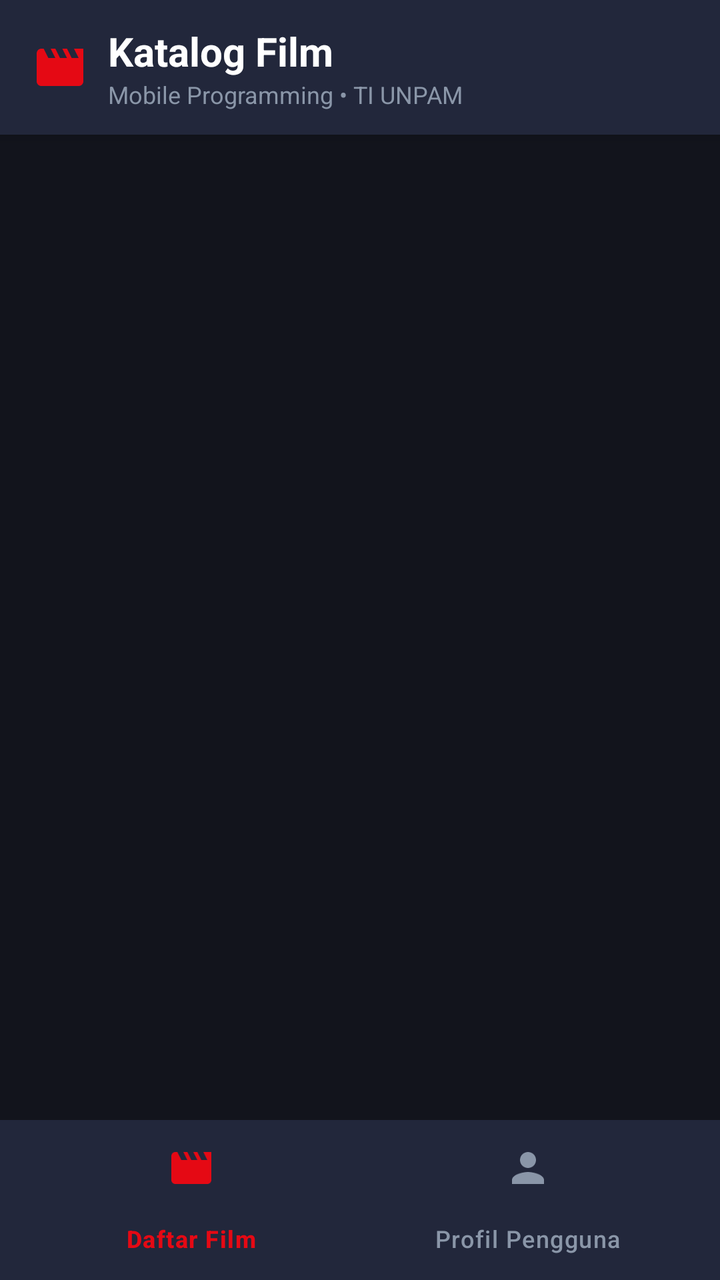
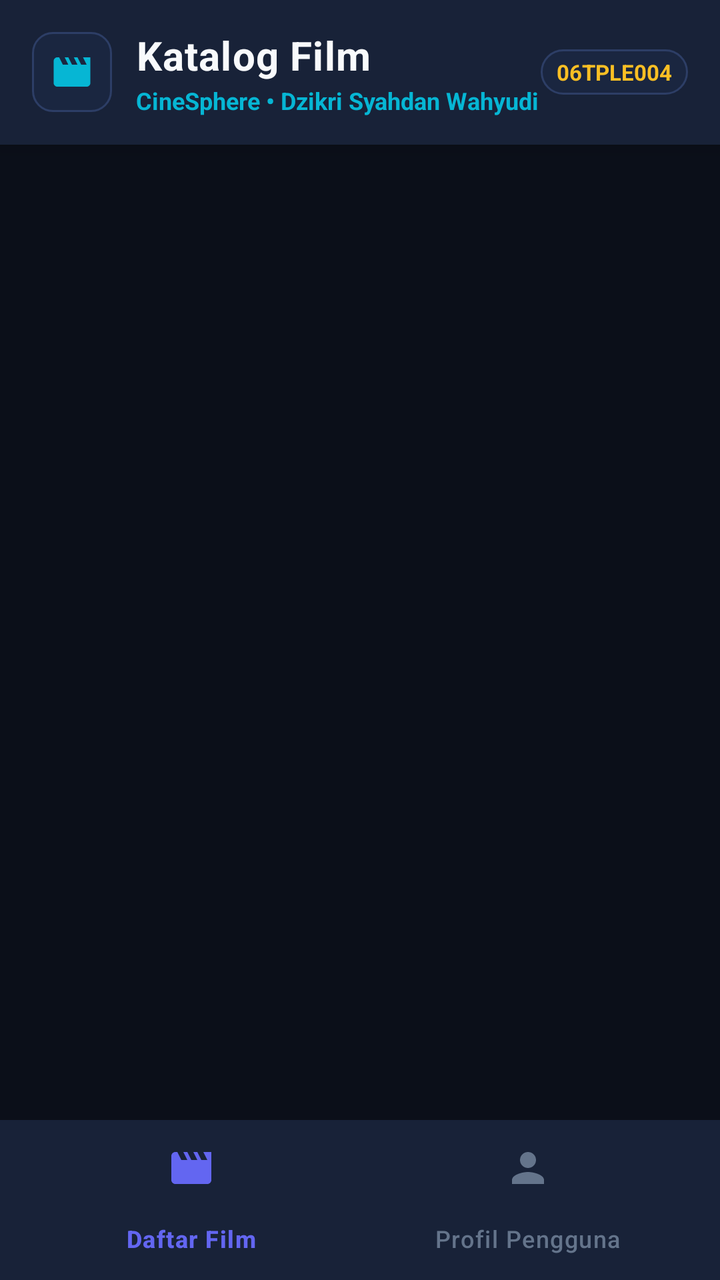

Compare the two renders of this Android layout. The source of the first and the diff that turns it into the second are given below.
<!-- AndroidManifest.xml: activity theme Theme.MyApplication -->
<!-- res/layout/activity_main.xml -->
<?xml version="1.0" encoding="utf-8"?>
<androidx.constraintlayout.widget.ConstraintLayout xmlns:android="http://schemas.android.com/apk/res/android"
    xmlns:app="http://schemas.android.com/apk/res-auto"
    xmlns:tools="http://schemas.android.com/tools"
    android:layout_width="match_parent"
    android:layout_height="match_parent"
    android:background="@color/cinema_dark">

    
    <LinearLayout
        android:id="@+id/layout_header"
        android:layout_width="0dp"
        android:layout_height="wrap_content"
        android:background="@color/cinema_surface"
        android:elevation="4dp"
        android:orientation="vertical"
        android:paddingHorizontal="16dp"
        android:paddingTop="12dp"
        android:paddingBottom="12dp"
        app:layout_constraintEnd_toEndOf="parent"
        app:layout_constraintStart_toStartOf="parent"
        app:layout_constraintTop_toTopOf="parent">

        <LinearLayout
            android:layout_width="match_parent"
            android:layout_height="wrap_content"
            android:gravity="center_vertical"
            android:orientation="horizontal">

            <ImageView
                android:layout_width="28dp"
                android:layout_height="28dp"
                android:layout_marginEnd="10dp"
                android:contentDescription="@string/app_name"
                android:src="@drawable/ic_movie"
                app:tint="@color/primary" />

            <LinearLayout
                android:layout_width="0dp"
                android:layout_height="wrap_content"
                android:layout_weight="1"
                android:orientation="vertical">

                <TextView
                    android:id="@+id/tv_header_title"
                    android:layout_width="wrap_content"
                    android:layout_height="wrap_content"
                    android:text="@string/app_name"
                    android:textColor="@color/text_primary"
                    android:textSize="20sp"
                    android:textStyle="bold" />

                <TextView
                    android:id="@+id/tv_header_subtitle"
                    android:layout_width="wrap_content"
                    android:layout_height="wrap_content"
                    android:text="Mobile Programming • TI UNPAM"
                    android:textColor="@color/text_muted"
                    android:textSize="12sp" />
            </LinearLayout>

        </LinearLayout>
    </LinearLayout>

    
    <FrameLayout
        android:id="@+id/fragment_container"
        android:layout_width="0dp"
        android:layout_height="0dp"
        app:layout_constraintBottom_toTopOf="@+id/bottom_nav"
        app:layout_constraintEnd_toEndOf="parent"
        app:layout_constraintStart_toStartOf="parent"
        app:layout_constraintTop_toBottomOf="@+id/layout_header" />

    
    <com.google.android.material.bottomnavigation.BottomNavigationView
        android:id="@+id/bottom_nav"
        android:layout_width="0dp"
        android:layout_height="wrap_content"
        android:background="@color/cinema_surface"
        app:elevation="8dp"
        app:itemIconTint="@color/selector_nav_color"
        app:itemTextColor="@color/selector_nav_color"
        app:layout_constraintBottom_toBottomOf="parent"
        app:layout_constraintEnd_toEndOf="parent"
        app:layout_constraintStart_toStartOf="parent"
        app:menu="@menu/bottom_nav_menu" />

</androidx.constraintlayout.widget.ConstraintLayout>
<!-- resources referenced by this layout -->
<resources>
  <color name="cinema_dark">#12141C</color>
  <color name="cinema_surface">#22273B</color>
  <color name="primary">#E50914</color>
  <color name="text_muted">#8A96A8</color>
  <color name="text_primary">#FFFFFF</color>
  <!-- drawable ic_movie (drawable) -->
  <vector xmlns:android="http://schemas.android.com/apk/res/android"
      android:width="24dp"
      android:height="24dp"
      android:viewportWidth="24"
      android:viewportHeight="24">
      <path
          android:fillColor="#FFFFFFFF"
          android:pathData="M18,4l2,4h-3l-2,-4h-2l2,4h-3l-2,-4H8l2,4H7L5,4H4c-1.1,0 -1.99,0.9 -1.99,2L2,18c0,1.1 0.9,2 2,2h16c1.1,0 2,-0.9 2,-2V4h-4z"/>
  </vector>
  <string name="app_name">Katalog Film</string>
  <style name="Theme.MyApplication" parent="Theme.Material3.Dark.NoActionBar">
          <item name="colorPrimary">@color/primary</item>
          <item name="colorOnPrimary">@color/on_primary</item>
          <item name="colorSecondary">@color/secondary</item>
          <item name="android:windowBackground">@color/cinema_dark</item>
          <item name="android:statusBarColor">@color/cinema_dark</item>
          <item name="android:navigationBarColor">@color/cinema_dark</item>
      </style>
  <color name="on_primary">#FFFFFF</color>
  <color name="secondary">#FFC107</color>
</resources>

<!-- the commit's change to res/layout/activity_main.xml (unified diff, before → after) -->
@@ -12,11 +12,11 @@
         android:layout_width="0dp"
         android:layout_height="wrap_content"
         android:background="@color/cinema_surface"
-        android:elevation="4dp"
+        android:elevation="6dp"
         android:orientation="vertical"
         android:paddingHorizontal="16dp"
-        android:paddingTop="12dp"
-        android:paddingBottom="12dp"
+        android:paddingTop="14dp"
+        android:paddingBottom="14dp"
         app:layout_constraintEnd_toEndOf="parent"
         app:layout_constraintStart_toStartOf="parent"
         app:layout_constraintTop_toTopOf="parent">
@@ -27,13 +27,21 @@
             android:gravity="center_vertical"
             android:orientation="horizontal">
 
-            <ImageView
-                android:layout_width="28dp"
-                android:layout_height="28dp"
-                android:layout_marginEnd="10dp"
-                android:contentDescription="@string/app_name"
-                android:src="@drawable/ic_movie"
-                app:tint="@color/primary" />
+            
+            <FrameLayout
+                android:layout_width="40dp"
+                android:layout_height="40dp"
+                android:layout_marginEnd="12dp"
+                android:background="@drawable/bg_badge_accent">
+
+                <ImageView
+                    android:layout_width="22dp"
+                    android:layout_height="22dp"
+                    android:layout_gravity="center"
+                    android:contentDescription="@string/app_name"
+                    android:src="@drawable/ic_movie"
+                    app:tint="@color/secondary" />
+            </FrameLayout>
 
             <LinearLayout
                 android:layout_width="0dp"
@@ -45,6 +53,7 @@
                     android:id="@+id/tv_header_title"
                     android:layout_width="wrap_content"
                     android:layout_height="wrap_content"
+                    android:letterSpacing="0.02"
                     android:text="@string/app_name"
                     android:textColor="@color/text_primary"
                     android:textSize="20sp"
@@ -54,9 +63,30 @@
                     android:id="@+id/tv_header_subtitle"
                     android:layout_width="wrap_content"
                     android:layout_height="wrap_content"
-                    android:text="Mobile Programming • TI UNPAM"
-                    android:textColor="@color/text_muted"
-                    android:textSize="12sp" />
+                    android:layout_marginTop="1dp"
+                    android:text="CineSphere • Dzikri Syahdan Wahyudi"
+                    android:textColor="@color/secondary"
+                    android:textSize="12sp"
+                    android:textStyle="bold" />
+            </LinearLayout>
+
+            
+            <LinearLayout
+                android:layout_width="wrap_content"
+                android:layout_height="wrap_content"
+                android:background="@drawable/bg_badge"
+                android:gravity="center_vertical"
+                android:orientation="horizontal"
+                android:paddingHorizontal="8dp"
+                android:paddingVertical="4dp">
+
+                <TextView
+                    android:layout_width="wrap_content"
+                    android:layout_height="wrap_content"
+                    android:text="06TPLE004"
+                    android:textColor="@color/rating_gold"
+                    android:textSize="11sp"
+                    android:textStyle="bold" />
             </LinearLayout>
 
         </LinearLayout>
@@ -78,7 +108,7 @@
         android:layout_width="0dp"
         android:layout_height="wrap_content"
         android:background="@color/cinema_surface"
-        app:elevation="8dp"
+        app:elevation="10dp"
         app:itemIconTint="@color/selector_nav_color"
         app:itemTextColor="@color/selector_nav_color"
         app:layout_constraintBottom_toBottomOf="parent"
<!-- resource entries referenced after the edit -->
@@ -1,10 +1,30 @@
 <!-- resources referenced by this layout -->
 <resources>
-  <color name="cinema_dark">#12141C</color>
-  <color name="cinema_surface">#22273B</color>
-  <color name="primary">#E50914</color>
-  <color name="text_muted">#8A96A8</color>
-  <color name="text_primary">#FFFFFF</color>
+  <color name="cinema_dark">#0B0F19</color>
+  <color name="cinema_surface">#182238</color>
+  <color name="rating_gold">#FBBF24</color>
+  <color name="primary">#6366F1</color>
+  <color name="text_primary">#F8FAFC</color>
+  <!-- drawable bg_badge (drawable) -->
+  <?xml version="1.0" encoding="utf-8"?>
+  <shape xmlns:android="http://schemas.android.com/apk/res/android"
+      android:shape="rectangle">
+      <corners android:radius="12dp" />
+      <solid android:color="#1A2640" />
+      <stroke
+          android:width="1dp"
+          android:color="#2D3E66" />
+  </shape>
+  <!-- drawable bg_badge_accent (drawable) -->
+  <?xml version="1.0" encoding="utf-8"?>
+  <shape xmlns:android="http://schemas.android.com/apk/res/android"
+      android:shape="rectangle">
+      <corners android:radius="10dp" />
+      <solid android:color="#1A2640" />
+      <stroke
+          android:width="1dp"
+          android:color="#2D3E66" />
+  </shape>
   <!-- drawable ic_movie (drawable) -->
   <vector xmlns:android="http://schemas.android.com/apk/res/android"
       android:width="24dp"
@@ -25,6 +45,6 @@
           <item name="android:navigationBarColor">@color/cinema_dark</item>
       </style>
   <color name="on_primary">#FFFFFF</color>
-  <color name="secondary">#FFC107</color>
+  <color name="secondary">#06B6D4</color>
 </resources>
 
